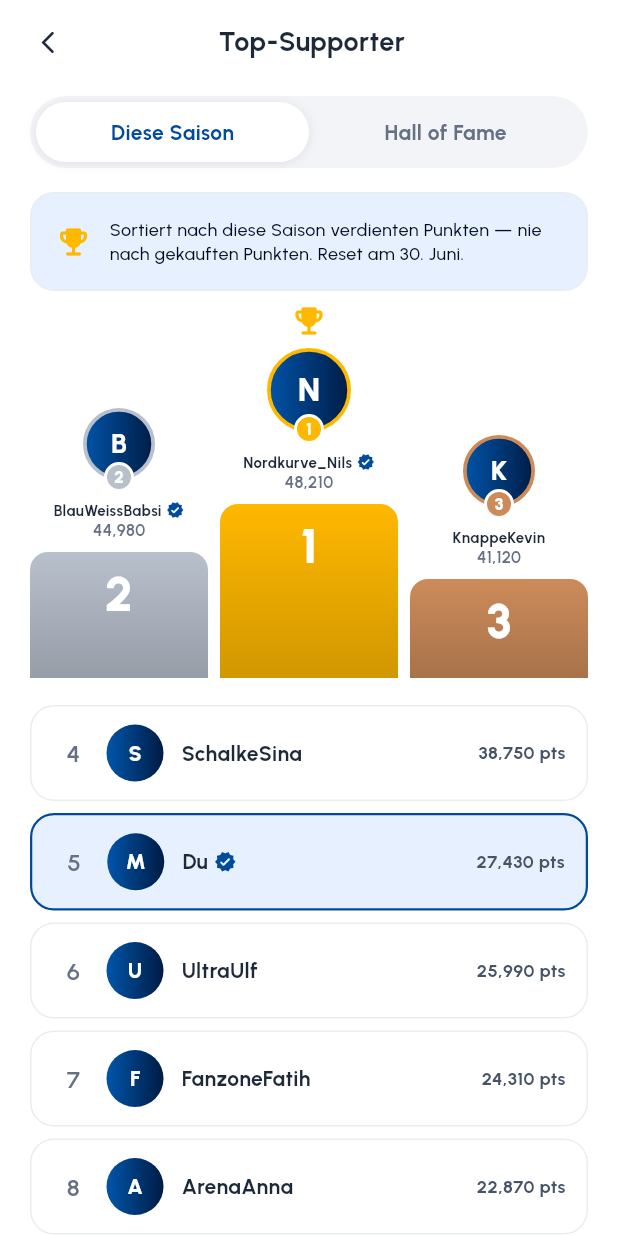
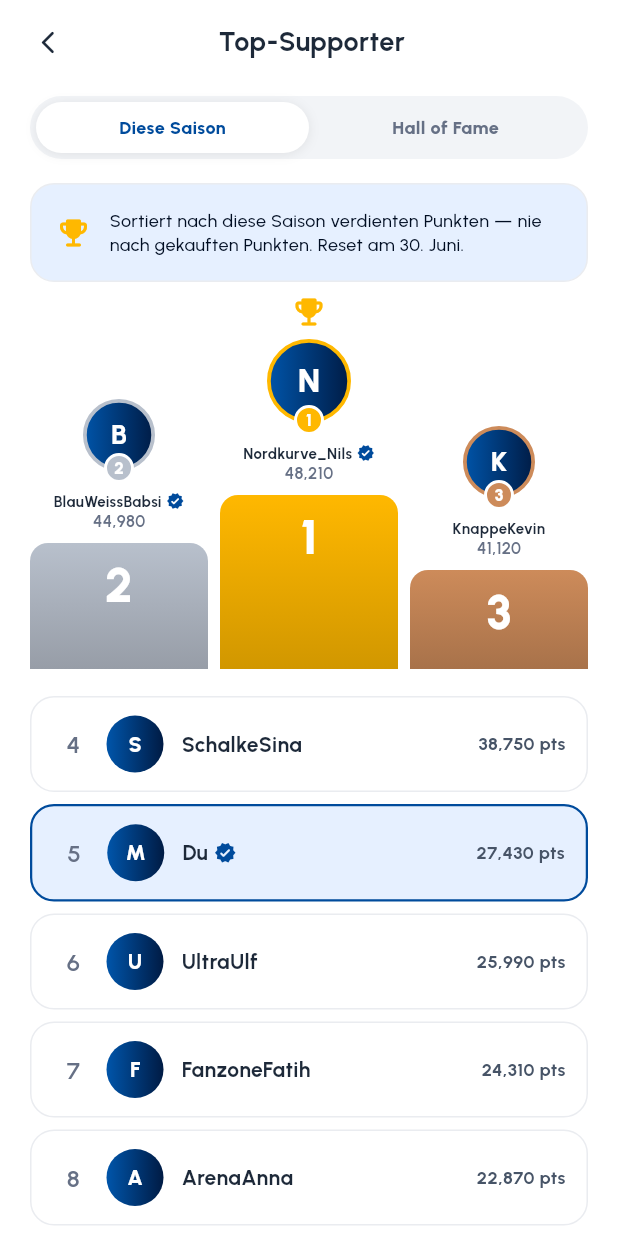
Before and after one commit to COREVIONLABS/EMBAapp-native, a Flutter app: the LeaderboardScreen screen opened directly, on a phone screen of 412 x 824 dp. Run offline on Flutter 3.47's test engine with Material 3 defaults, Android fonts, the phone set to English and light mode, and no system bars; our stand-ins replace flutter_svg.

Commit message:
Consolidate Tickets & Leaderboard onto the shared SegmentedToggle
Both already had the toggle pattern via their own local _Segmented class
(Tickets: Alle/Heim/Auswärts; Leaderboard: This Season/Hall of Fame).
Replaced both with the shared SegmentedToggle and deleted the duplicates,
so there is now one switch component across the whole app.

Co-Authored-By: Claude Opus 4.8 <noreply@anthropic.com>
Claude-Session: https://claude.ai/code/session_0138H2TPm9wvb2D54WvCY8tL

```diff
--- a/lib/screens/leaderboard_screen.dart
+++ b/lib/screens/leaderboard_screen.dart
@@ -1,6 +1,7 @@
 import 'package:flutter/material.dart';
 import '../theme/app_theme.dart';
 import '../widgets/app_widgets.dart';
+import '../widgets/hub_widgets.dart';
 import '../widgets/sub_scaffold.dart';
 import '../model/fan_model.dart';
 import '../l10n/strings.dart';
@@ -34,7 +35,7 @@ class _LeaderboardScreenState extends State<LeaderboardScreen> {
     return SubScaffold(
       title: tr('Top Supporters'),
       children: [
-        _Segmented(labels: const ['This Season', 'Hall of Fame'], index: _seg, onChanged: (i) => setState(() => _seg = i)),
+        SegmentedToggle(labels: [tr('This Season'), tr('Hall of Fame')], selected: _seg, onTap: (i) => setState(() => _seg = i)),
         const SizedBox(height: 16),
         if (_seg == 0) ..._season2526() else ..._hallOfFame(),
       ],
@@ -218,39 +219,3 @@ class _RankRow extends StatelessWidget {
     );
   }
 }
-
-class _Segmented extends StatelessWidget {
-  final List<String> labels;
-  final int index;
-  final ValueChanged<int> onChanged;
-  const _Segmented({required this.labels, required this.index, required this.onChanged});
-  @override
-  Widget build(BuildContext context) {
-    return Container(
-      padding: const EdgeInsets.all(4),
-      decoration: BoxDecoration(color: AppColors.surfaceMinimal, borderRadius: BorderRadius.circular(AppRadii.pill)),
-      child: Row(
-        children: [
-          for (var i = 0; i < labels.length; i++)
-            Expanded(
-              child: GestureDetector(
-                onTap: () => onChanged(i),
-                child: AnimatedContainer(
-                  duration: const Duration(milliseconds: 180),
-                  padding: const EdgeInsets.symmetric(vertical: 10),
-                  decoration: BoxDecoration(
-                    color: i == index ? AppColors.surface : Colors.transparent,
-                    borderRadius: BorderRadius.circular(AppRadii.pill),
-                    boxShadow: i == index ? const [BoxShadow(color: Color(0x14000000), blurRadius: 6, offset: Offset(0, 1))] : null,
-                  ),
-                  child: Center(
-                    child: Text(tr(labels[i]), style: AppText.body2.copyWith(color: i == index ? AppColors.brandPrimary : AppColors.textLight, fontWeight: FontWeight.w700)),
-                  ),
-                ),
-              ),
-            ),
-        ],
-      ),
-    );
-  }
-}
--- a/lib/screens/tickets_screen.dart
+++ b/lib/screens/tickets_screen.dart
@@ -1,6 +1,7 @@
 import 'package:flutter/material.dart';
 import '../theme/app_theme.dart';
 import '../widgets/app_widgets.dart';
+import '../widgets/hub_widgets.dart';
 import '../widgets/asset_img.dart';
 import '../widgets/sub_scaffold.dart';
 import '../widgets/voucher_flow.dart';
@@ -56,7 +57,7 @@ class _TicketsScreenState extends State<TicketsScreen> {
           ]),
         ),
         const SizedBox(height: 16),
-        _Segmented(labels: _tabs, index: _tab, onChanged: (i) => setState(() => _tab = i)),
+        SegmentedToggle(labels: [for (final t in _tabs) _ticketTab(t)], selected: _tab, onTap: (i) => setState(() => _tab = i)),
         const SizedBox(height: 16),
         for (final t in list) ...[_TicketCard(t), const SizedBox(height: 12)],
       ],
@@ -152,30 +153,3 @@ class _TicketCard extends StatelessWidget {
 String _ticketTab(String t) => localeNotifier.value == AppLocale.de
     ? (const {'All': 'Alle', 'Home': 'Heim', 'Away': 'Auswärts'}[t] ?? t)
     : t;
-
-class _Segmented extends StatelessWidget {
-  final List<String> labels;
-  final int index;
-  final ValueChanged<int> onChanged;
-  const _Segmented({required this.labels, required this.index, required this.onChanged});
-  @override
-  Widget build(BuildContext context) {
-    return Container(
-      padding: const EdgeInsets.all(4),
-      decoration: BoxDecoration(color: AppColors.surfaceMinimal, borderRadius: BorderRadius.circular(AppRadii.pill)),
-      child: Row(children: [
-        for (var i = 0; i < labels.length; i++)
-          Expanded(
-            child: GestureDetector(
-              onTap: () => onChanged(i),
-              child: Container(
-                padding: const EdgeInsets.symmetric(vertical: 10),
-                decoration: BoxDecoration(color: i == index ? AppColors.surface : Colors.transparent, borderRadius: BorderRadius.circular(AppRadii.pill)),
-                child: Center(child: Text(_ticketTab(labels[i]), style: AppText.body2.copyWith(color: i == index ? AppColors.brandPrimary : AppColors.textLight, fontWeight: FontWeight.w700))),
-              ),
-            ),
-          ),
-      ]),
-    );
-  }
-}
```
